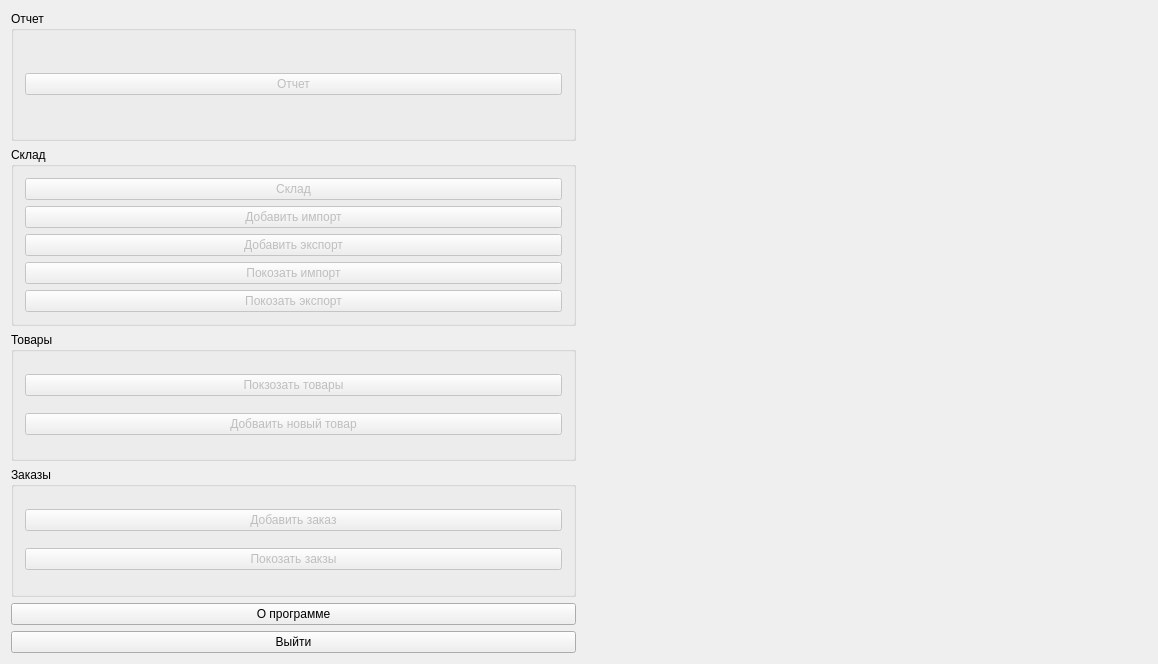
The window that nolcrm/MainWindow/MainWindow.ui (mpa-technology/nolcrm) describes before a commit, drawn with Qt 5.
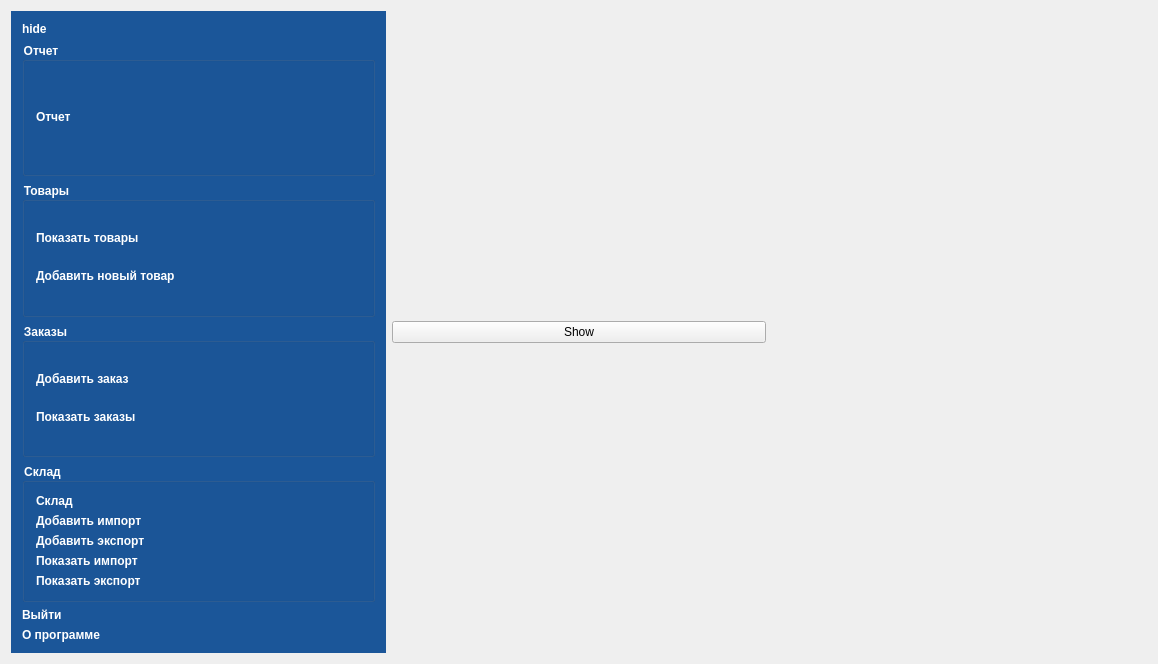
The same window after the commit.

Patch:
```diff
--- a/nolcrm/MainWindow/MainWindow.ui
+++ b/nolcrm/MainWindow/MainWindow.ui
@@ -16,7 +16,40 @@
   <widget class="QWidget" name="centralWidget">
    <layout class="QHBoxLayout" name="horizontalLayout">
     <item>
-     <layout class="QVBoxLayout" name="mainVerticalLayout">
+     <widget class="QFrame" name="frame">
+      <property name="styleSheet">
+       <string notr="true">#frame{
+background-color: #1b5699;
+}
+
+
+QGroupBox{
+
+color: rgb(255, 255, 255);
+font-weight: bold;
+
+}
+
+QPushButton{
+
+color: rgb(255, 255, 255);
+border-radius: 0px;
+text-align:left;
+font-weight: bold;
+
+}
+
+
+</string>
+      </property>
+      <layout class="QVBoxLayout" name="verticalLayout_2">
+       <item>
+        <widget class="QPushButton" name="btnHide">
+         <property name="text">
+          <string>hide</string>
+         </property>
+        </widget>
+       </item>
       <item>
        <widget class="QGroupBox" name="groupReport">
         <property name="title">
@@ -36,65 +69,6 @@
         </layout>
        </widget>
       </item>
-      <item>
-       <widget class="QGroupBox" name="groupStorage">
-        <property name="title">
-         <string>Склад</string>
-        </property>
-        <layout class="QVBoxLayout" name="verticalLayout_6">
-         <item>
-          <widget class="QPushButton" name="btnShowStorage">
-           <property name="enabled">
-            <bool>false</bool>
-           </property>
-           <property name="text">
-            <string>Склад</string>
-           </property>
-          </widget>
-         </item>
-         <item>
-          <widget class="QPushButton" name="btnNewImport">
-           <property name="enabled">
-            <bool>false</bool>
-           </property>
-           <property name="text">
-            <string>Добавить импорт</string>
-           </property>
-          </widget>
-         </item>
-         <item>
-          <widget class="QPushButton" name="btnNewExport">
-           <property name="enabled">
-            <bool>false</bool>
-           </property>
-           <property name="text">
-            <string>Добавить экспорт</string>
-           </property>
-          </widget>
-         </item>
-         <item>
-          <widget class="QPushButton" name="btnShowImport">
-           <property name="enabled">
-            <bool>false</bool>
-           </property>
-           <property name="text">
-            <string>Покозать импорт</string>
-           </property>
-          </widget>
-         </item>
-         <item>
-          <widget class="QPushButton" name="btnShowExport">
-           <property name="enabled">
-            <bool>false</bool>
-           </property>
-           <property name="text">
-            <string>Покозать экспорт</string>
-           </property>
-          </widget>
-         </item>
-        </layout>
-       </widget>
-      </item>
       <item>
        <widget class="QGroupBox" name="groupProduct">
         <property name="title">
@@ -107,7 +81,7 @@
             <bool>false</bool>
            </property>
            <property name="text">
-            <string>Покзозать товары</string>
+             <string>Показать товары</string>
            </property>
           </widget>
          </item>
@@ -117,7 +91,7 @@
             <bool>false</bool>
            </property>
            <property name="text">
-            <string>Добваить новый товар</string>
+             <string>Добавить новый товар</string>
            </property>
           </widget>
          </item>
@@ -146,7 +120,7 @@
             <bool>false</bool>
            </property>
            <property name="text">
-            <string>Покозать закзы</string>
+             <string>Показать заказы</string>
            </property>
           </widget>
          </item>
@@ -154,10 +128,66 @@
        </widget>
       </item>
       <item>
-       <widget class="QPushButton" name="btnAbout">
+        <widget class="QGroupBox" name="groupStorage">
+         <property name="title">
+          <string>Склад</string>
+         </property>
+         <layout class="QVBoxLayout" name="verticalLayout_6">
+          <item>
+           <widget class="QPushButton" name="btnShowStorage">
+            <property name="enabled">
+             <bool>false</bool>
+            </property>
         <property name="text">
-         <string>О программе</string>
-        </property>
+             <string>Склад</string>
+            </property>
+           </widget>
+          </item>
+          <item>
+           <widget class="QPushButton" name="btnNewImport">
+            <property name="enabled">
+             <bool>false</bool>
+            </property>
+            <property name="text">
+             <string>Добавить импорт</string>
+            </property>
+           </widget>
+          </item>
+          <item>
+           <widget class="QPushButton" name="btnNewExport">
+            <property name="enabled">
+             <bool>false</bool>
+            </property>
+            <property name="text">
+             <string>Добавить экспорт</string>
+            </property>
+           </widget>
+          </item>
+          <item>
+           <widget class="QPushButton" name="btnShowImport">
+            <property name="enabled">
+             <bool>false</bool>
+            </property>
+            <property name="text">
+             <string>Показать импорт</string>
+            </property>
+           </widget>
+          </item>
+          <item>
+           <widget class="QPushButton" name="btnShowExport">
+            <property name="enabled">
+             <bool>false</bool>
+            </property>
+            <property name="styleSheet">
+             <string notr="true">color: rgb(255, 255, 255);
+</string>
+            </property>
+            <property name="text">
+             <string>Показать экспорт</string>
+            </property>
+           </widget>
+          </item>
+         </layout>
        </widget>
       </item>
       <item>
@@ -167,7 +197,22 @@
         </property>
        </widget>
       </item>
-     </layout>
+       <item>
+        <widget class="QPushButton" name="btnAbout">
+         <property name="text">
+          <string>О программе</string>
+         </property>
+        </widget>
+       </item>
+      </layout>
+     </widget>
+    </item>
+    <item>
+     <widget class="QPushButton" name="pushButton">
+      <property name="text">
+       <string>Show</string>
+      </property>
+     </widget>
     </item>
     <item>
      <widget class="QWidget" name="inlineWidget" native="true">
```
Lines whose indentation alone changed are shown as unchanged.
